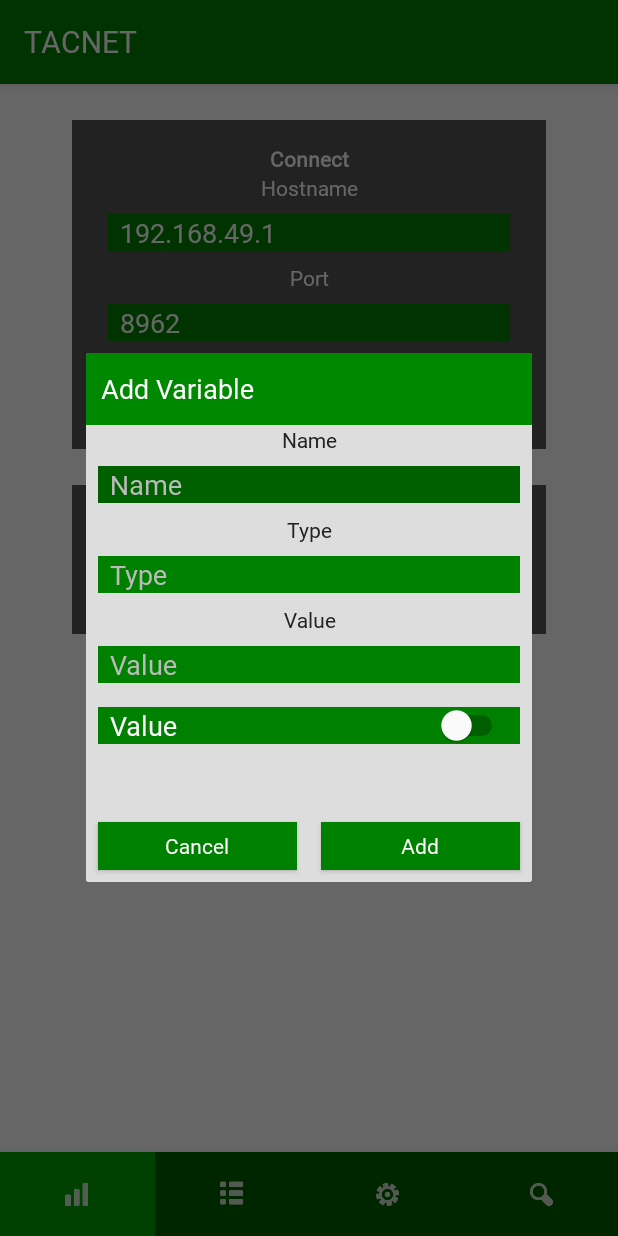
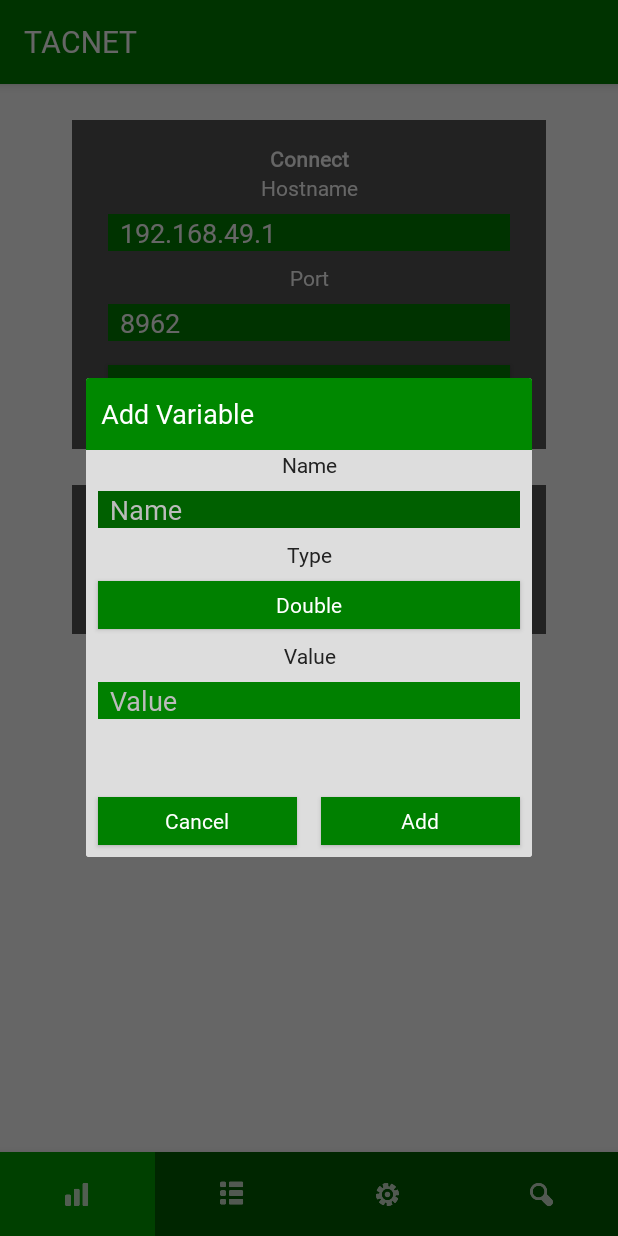
Before and after one commit to TimeCrafters/TimeCraftersConfigurationTool, an Android app: the screen it shows after launch (MainActivity), after a tap on "Connect", on a phone screen of 412 x 824 dp. Run offline under Robolectric (Android 15) with nearby library versions, the phone set to English and light mode, and no system bars; our stand-ins replace navigation-ui.

Commit message:
Added dropdown menu to variable editing dialog

```diff
--- /dev/null
+++ b/app/src/main/res/drawable/menu_item.xml
@@ -0,0 +1,8 @@
+<?xml version="1.0" encoding="utf-8"?>
+<selector xmlns:android="http://schemas.android.com/apk/res/android">
+    <item android:drawable="@color/buttonDisabled"  android:state_enabled="false" />
+    <item android:drawable="@color/colorSecondary"  android:state_focused="true" />
+    <item android:drawable="@color/colorTertiary"  android:state_pressed="true" />
+    <item android:drawable="@color/colorSecondary"  android:state_hovered="true" />
+    <item android:drawable="@color/colorPrimary" />
+</selector>
--- a/app/src/main/res/layout/dialog_edit_variable.xml
+++ b/app/src/main/res/layout/dialog_edit_variable.xml
@@ -28,13 +28,11 @@
         android:text="@string/variable_type"
         android:textColor="@color/dialogLabel" />
 
-    <EditText
+    <Button
         android:id="@+id/variableType"
         android:layout_width="match_parent"
         android:layout_height="wrap_content"
-        android:ems="10"
-        android:hint="@string/variable_type"
-        android:inputType="textPersonName" />
+        android:text="Button" />
 
     <TextView
         android:id="@+id/textView7"
--- /dev/null
+++ b/app/src/main/res/menu/variable_type_menu.xml
@@ -0,0 +1,22 @@
+<?xml version="1.0" encoding="utf-8"?>
+<menu xmlns:android="http://schemas.android.com/apk/res/android">
+
+    <item
+        android:id="@+id/boolean_type"
+        android:title="Boolean" />
+    <item
+        android:id="@+id/double_type"
+        android:title="Double" />
+    <item
+        android:id="@+id/float_type"
+        android:title="Float" />
+    <item
+        android:id="@+id/integer_type"
+        android:title="Integer" />
+    <item
+        android:id="@+id/long_type"
+        android:title="Long" />
+    <item
+        android:id="@+id/string_type"
+        android:title="String" />
+</menu>
--- a/app/src/main/res/values/styles.xml
+++ b/app/src/main/res/values/styles.xml
@@ -13,6 +13,7 @@
         <item name="bottomNavigationStyle">@style/NavigationBar</item>
         <item name="editTextStyle">@style/TextInput</item>
         <item name="switchStyle">@style/ToggleButton</item>
+        <item name="popupMenuStyle">@style/PopUpMenu</item>
     </style>
 
     <style name="NavigationBar" parent="Widget.Design.BottomNavigationView">
@@ -60,6 +61,15 @@
         <item name="android:textColorHint">#bbbbbb</item>
     </style>
 
+    <style name="PopUpMenu" parent="Widget.AppCompat.PopupMenu">
+        <item name="android:background">@drawable/menu_item</item>
+        <item name="rippleColor">@color/colorAccent</item>
+        <item name="android:textColor">@color/buttonContent</item>
+        <item name="android:fontFamily">@font/dejavusans_condensed_fontfamily</item>
+        <item name="android:textStyle">normal</item>
+        <item name="android:textAllCaps">false</item>
+    </style>
+
 <!--    <style name="TextView" parent="Widget.AppCompat.TextView">-->
 <!--        <item name="android:background">@drawable/button</item>-->
 <!--        <item name="android:textColor">@color/buttonContent</item>-->
--- a/build.gradle
+++ b/build.gradle
@@ -5,7 +5,7 @@
         jcenter()
     }
     dependencies {
-        classpath "com.android.tools.build:gradle:4.0.0"
+        classpath 'com.android.tools.build:gradle:4.0.1'
 
         // NOTE: Do not place your application dependencies here; they belong
         // in the individual module build.gradle files
```
Also changed, not shown: app/src/main/java/org/timecrafters/TimeCraftersConfigurationTool/dialogs/VariableDialog.java (+119 -0 lines).
